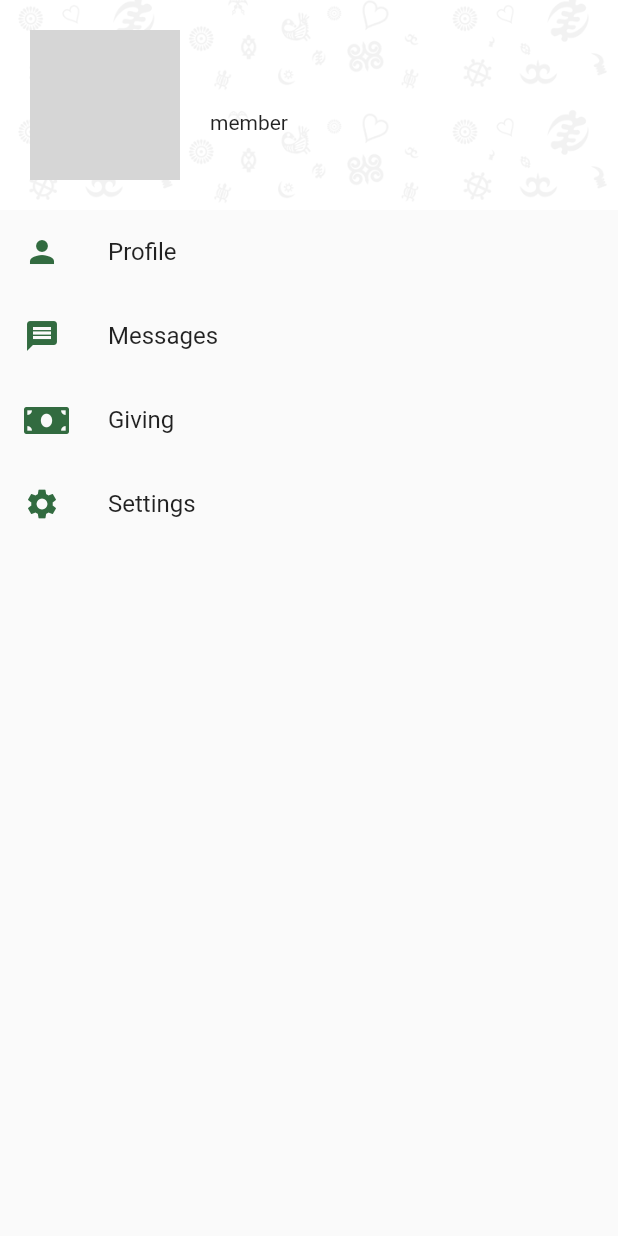
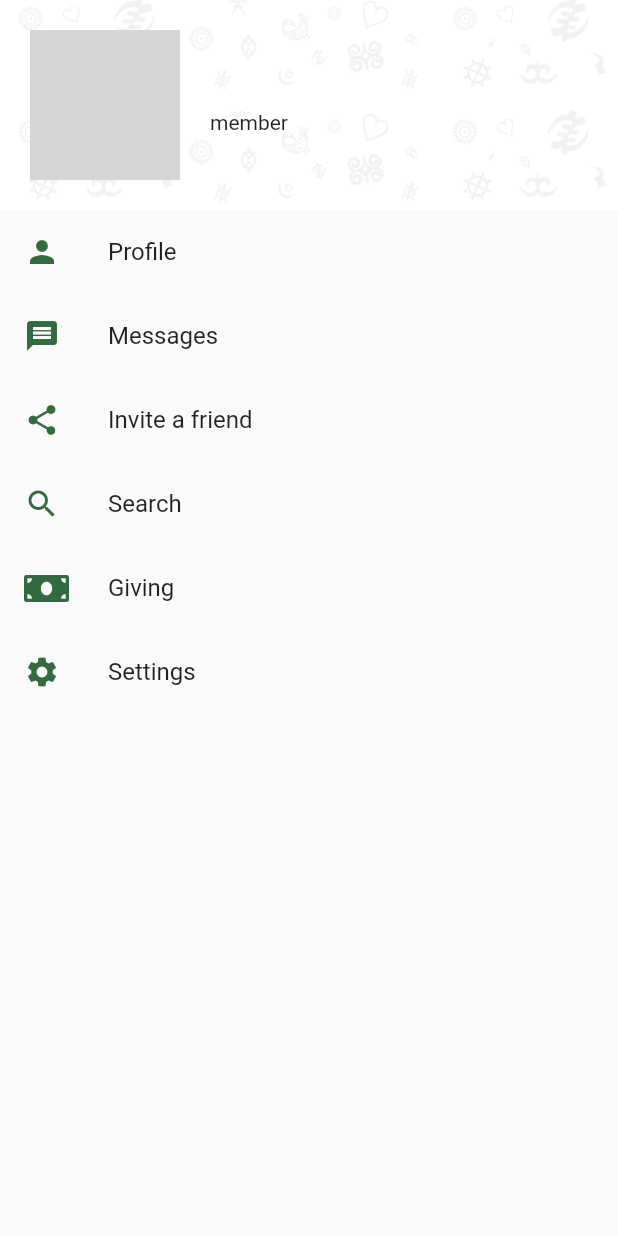
Before and after one commit to kwaku-pistis/hfmapp, a Flutter app: the Fourth widget shown alone on an empty page, opened directly, on a phone screen of 412 x 824 dp. Run offline on Flutter 3.47's test engine with Material 2 defaults, Android fonts, the phone set to English and light mode, and no system bars; our stand-ins replace cached_network_image, cloud_firestore, datetime_picker_formfield, firebase_auth, firebase_dynamic_links, firebase_storage and 10 more; missing offline and left inert: flutter_email_sender, geocoder, international_phone_input, material_dialog, unicorndial; accounts and stored records are empty; network calls fail; grey boxes are pictures that could not be loaded.

```diff
--- a/lib/screens/tabs/first.dart
+++ b/lib/screens/tabs/first.dart
@@ -119,7 +119,7 @@ class _FeedScreenState extends State<FeedScreen> {
       body: currentUser != null
           ? Padding(
               padding: const EdgeInsets.only(top: 4.0),
-              child: postImagesWidget(),
+              child: followingUIDs.length != 0 ? postImagesWidget() : Center(child: Text('You are not following any user yet.'),),
             )
           : Center(
               child: CircularProgressIndicator(),
--- a/lib/screens/tabs/fourth.dart
+++ b/lib/screens/tabs/fourth.dart
@@ -3,11 +3,14 @@ import 'package:HFM/resources/repository.dart';
 import 'package:HFM/screens/accounts/profile_details.dart';
 import 'package:HFM/screens/chat_screen.dart';
 import 'package:HFM/screens/giving.dart';
+import 'package:HFM/screens/search_screen.dart';
 import 'package:HFM/screens/settings.dart';
 import 'package:HFM/themes/colors.dart';
 import 'package:firebase_auth/firebase_auth.dart';
 import 'package:flutter/material.dart';
 import 'package:font_awesome_flutter/font_awesome_flutter.dart';
+import 'package:package_info/package_info.dart';
+import 'package:share/share.dart';
 //import 'package:shared_preferences/shared_preferences.dart';
 
 String name, profileImage;
@@ -40,6 +43,10 @@ class _FourthState extends State<Fourth> {
 
   @override
   Widget build(BuildContext context) {
+    String packageName;
+    PackageInfo.fromPlatform().then((PackageInfo packageInfo) {
+      packageName = packageInfo.packageName;
+    });
     //_retrieveLocalData();
     return SingleChildScrollView(
       child: Container(
@@ -124,6 +131,23 @@ class _FourthState extends State<Fourth> {
             ),
             ListTile(
               leading: Icon(
+                Icons.share,
+                color: colortheme.accentColor,
+              ),
+              title: Text('Invite a friend'),
+              onTap: () => Share.share('Join me $name on the HARVESTFIELDS APP and let\'s talk about Jesus. \nGet the app on playstore using this link: https://play.google.com/store/apps/details?id=$packageName'),
+            ),
+            ListTile(
+              leading: Icon(
+                Icons.search,
+                color: colortheme.accentColor,
+              ),
+              title: Text('Search'),
+              onTap: () => Navigator.of(context).push(MaterialPageRoute(
+                  builder: (BuildContext context) => SearchScreen())),
+            ),
+            ListTile(
+              leading: Icon(
                 FontAwesomeIcons.moneyBill,
                 color: colortheme.accentColor,
               ),
--- a/lib/screens/tabs/second.dart
+++ b/lib/screens/tabs/second.dart
@@ -1,3 +1,4 @@
+import 'package:HFM/screens/giving.dart';
 import 'package:flutter/material.dart';
 import 'package:url_launcher/url_launcher.dart';
 
@@ -91,6 +92,9 @@ class _SecondState extends State<Second> {
                     style: TextStyle(fontSize: 16, color: colortheme.accentColor),
                   ),
                 ),
+                onTap: () => Navigator.of(context).push(MaterialPageRoute(
+                  builder: (BuildContext context) => Giving()
+                )),
               ),
             ],
           ),
--- a/pubspec.yaml
+++ b/pubspec.yaml
@@ -52,6 +52,8 @@ dependencies:
   unicorndial: ^1.1.5
   datetime_picker_formfield: ^1.0.0
   flutter_email_sender: ^2.2.2
+  share: ^0.6.3+5
+  package_info: ^0.4.0+3
 
 dev_dependencies:
   flutter_test:
```
Also changed, not shown: pubspec.lock.
